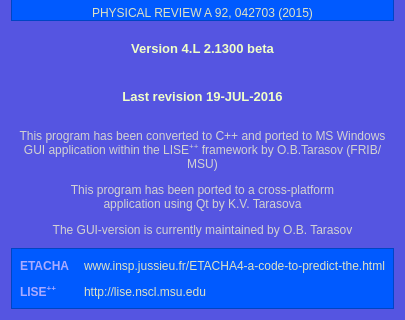
The window that g_Etacha4/win/e_about.ui (LISEcute/Etacha) describes before a commit, drawn with Qt 5; both pictures show x 0 to 405 and y 184 to 504 of the 405 by 504 pixel window.
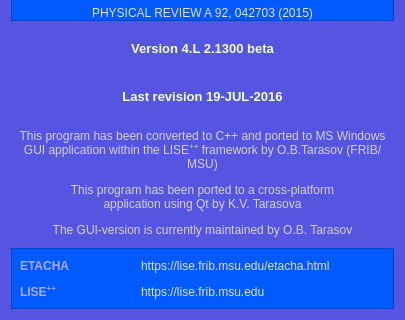
The same window after the commit. Icons and pictures are not drawn. Custom widgets are drawn as their Qt base class.

Patch:
```diff
--- a/g_Etacha4/win/e_about.ui
+++ b/g_Etacha4/win/e_about.ui
@@ -304,7 +304,7 @@
          <string notr="true">color: rgb(222, 226, 197);</string>
         </property>
         <property name="text">
-         <string>www.insp.jussieu.fr/ETACHA4-a-code-to-predict-the.html</string>
+         <string>https://lise.frib.msu.edu/etacha.html</string>
         </property>
         <property name="textFormat">
          <enum>Qt::AutoText</enum>
@@ -319,7 +319,6 @@
         <property name="font">
          <font>
           <pointsize>9</pointsize>
-          <weight>75</weight>
           <bold>true</bold>
          </font>
         </property>
@@ -336,7 +335,6 @@
         <property name="font">
          <font>
           <pointsize>9</pointsize>
-          <weight>75</weight>
           <bold>true</bold>
          </font>
         </property>
@@ -366,7 +364,7 @@
          <string notr="true">color: rgb(222, 226, 197);</string>
         </property>
         <property name="text">
-         <string>http://lise.nscl.msu.edu</string>
+         <string>https://lise.frib.msu.edu</string>
         </property>
         <property name="textFormat">
          <enum>Qt::AutoText</enum>
```
Left out of the diff: 4 changed lines with no effect on the pictures.
